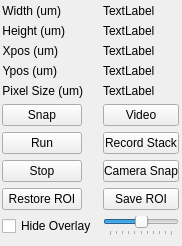
Old version of the form lib/modules/imagerTemplate.ui in the repository acq4/acq4.
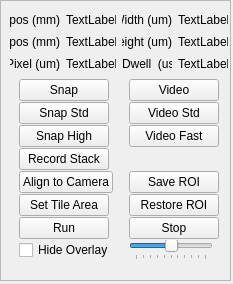
New version of the form.

Commit message: MP285 tiling and imager updates

The edit to the form file:
```diff
--- a/lib/modules/imagerTemplate.ui
+++ b/lib/modules/imagerTemplate.ui
@@ -6,25 +6,102 @@
    <rect>
     <x>0</x>
     <y>0</y>
-    <width>182</width>
-    <height>246</height>
+    <width>233</width>
+    <height>284</height>
    </rect>
   </property>
+  <property name="sizePolicy">
+   <sizepolicy hsizetype="Fixed" vsizetype="Fixed">
+    <horstretch>0</horstretch>
+    <verstretch>0</verstretch>
+   </sizepolicy>
+  </property>
   <property name="windowTitle">
    <string>Form</string>
   </property>
-  <widget class="QWidget" name="layoutWidget">
+  <widget class="QFrame" name="frame">
    <property name="geometry">
     <rect>
-     <x>2</x>
-     <y>4</y>
-     <width>177</width>
-     <height>258</height>
+     <x>0</x>
+     <y>0</y>
+     <width>231</width>
+     <height>281</height>
     </rect>
    </property>
-   <layout class="QFormLayout" name="formLayout">
+   <property name="sizePolicy">
+    <sizepolicy hsizetype="Minimum" vsizetype="Maximum">
+     <horstretch>0</horstretch>
+     <verstretch>0</verstretch>
+    </sizepolicy>
+   </property>
+   <property name="minimumSize">
+    <size>
+     <width>231</width>
+     <height>0</height>
+    </size>
+   </property>
+   <property name="maximumSize">
+    <size>
+     <width>400</width>
+     <height>281</height>
+    </size>
+   </property>
+   <property name="frameShape">
+    <enum>QFrame::StyledPanel</enum>
+   </property>
+   <property name="frameShadow">
+    <enum>QFrame::Raised</enum>
+   </property>
+   <zorder>layoutWidget</zorder>
+   <zorder></zorder>
+  </widget>
+  <widget class="QWidget" name="">
+   <property name="geometry">
+    <rect>
+     <x>10</x>
+     <y>11</y>
+     <width>218</width>
+     <height>255</height>
+    </rect>
+   </property>
+   <layout class="QGridLayout" name="gridLayout">
     <item row="0" column="0">
+     <widget class="QLabel" name="label_6">
+      <property name="sizePolicy">
+       <sizepolicy hsizetype="Fixed" vsizetype="Fixed">
+        <horstretch>0</horstretch>
+        <verstretch>0</verstretch>
+       </sizepolicy>
+      </property>
+      <property name="text">
+       <string>Xpos (mm)</string>
+      </property>
+      <property name="alignment">
+       <set>Qt::AlignRight|Qt::AlignTrailing|Qt::AlignVCenter</set>
+      </property>
+     </widget>
+    </item>
+    <item row="0" column="1">
+     <widget class="QLabel" name="xpos">
+      <property name="sizePolicy">
+       <sizepolicy hsizetype="Fixed" vsizetype="Fixed">
+        <horstretch>0</horstretch>
+        <verstretch>0</verstretch>
+       </sizepolicy>
+      </property>
+      <property name="text">
+       <string>TextLabel</string>
+      </property>
+     </widget>
+    </item>
+    <item row="0" column="2">
      <widget class="QLabel" name="label">
+      <property name="sizePolicy">
+       <sizepolicy hsizetype="Fixed" vsizetype="Fixed">
+        <horstretch>0</horstretch>
+        <verstretch>0</verstretch>
+       </sizepolicy>
+      </property>
       <property name="text">
        <string>Width (um)</string>
       </property>
@@ -33,15 +110,56 @@
       </property>
      </widget>
     </item>
-    <item row="0" column="1">
+    <item row="0" column="3">
      <widget class="QLabel" name="width">
+      <property name="sizePolicy">
+       <sizepolicy hsizetype="Fixed" vsizetype="Fixed">
+        <horstretch>0</horstretch>
+        <verstretch>0</verstretch>
+       </sizepolicy>
+      </property>
       <property name="text">
        <string>TextLabel</string>
       </property>
      </widget>
     </item>
     <item row="1" column="0">
+     <widget class="QLabel" name="label_8">
+      <property name="sizePolicy">
+       <sizepolicy hsizetype="Fixed" vsizetype="Fixed">
+        <horstretch>0</horstretch>
+        <verstretch>0</verstretch>
+       </sizepolicy>
+      </property>
+      <property name="text">
+       <string>Ypos (mm)</string>
+      </property>
+      <property name="alignment">
+       <set>Qt::AlignRight|Qt::AlignTrailing|Qt::AlignVCenter</set>
+      </property>
+     </widget>
+    </item>
+    <item row="1" column="1">
+     <widget class="QLabel" name="ypos">
+      <property name="sizePolicy">
+       <sizepolicy hsizetype="Fixed" vsizetype="Fixed">
+        <horstretch>0</horstretch>
+        <verstretch>0</verstretch>
+       </sizepolicy>
+      </property>
+      <property name="text">
+       <string>TextLabel</string>
+      </property>
+     </widget>
+    </item>
+    <item row="1" column="2">
      <widget class="QLabel" name="label_4">
+      <property name="sizePolicy">
+       <sizepolicy hsizetype="Fixed" vsizetype="Fixed">
+        <horstretch>0</horstretch>
+        <verstretch>0</verstretch>
+       </sizepolicy>
+      </property>
       <property name="text">
        <string>Height (um)</string>
       </property>
@@ -50,161 +168,404 @@
       </property>
      </widget>
     </item>
-    <item row="1" column="1">
+    <item row="1" column="3">
      <widget class="QLabel" name="height">
+      <property name="sizePolicy">
+       <sizepolicy hsizetype="Fixed" vsizetype="Fixed">
+        <horstretch>0</horstretch>
+        <verstretch>0</verstretch>
+       </sizepolicy>
+      </property>
       <property name="text">
        <string>TextLabel</string>
       </property>
      </widget>
     </item>
     <item row="2" column="0">
-     <widget class="QLabel" name="label_6">
-      <property name="text">
-       <string>Xpos (um)</string>
-      </property>
-      <property name="alignment">
-       <set>Qt::AlignRight|Qt::AlignTrailing|Qt::AlignVCenter</set>
-      </property>
-     </widget>
-    </item>
-    <item row="2" column="1">
-     <widget class="QLabel" name="xpos">
-      <property name="text">
-       <string>TextLabel</string>
-      </property>
-     </widget>
-    </item>
-    <item row="3" column="0">
-     <widget class="QLabel" name="label_8">
-      <property name="text">
-       <string>Ypos (um)</string>
-      </property>
-      <property name="alignment">
-       <set>Qt::AlignRight|Qt::AlignTrailing|Qt::AlignVCenter</set>
-      </property>
-     </widget>
-    </item>
-    <item row="3" column="1">
-     <widget class="QLabel" name="ypos">
-      <property name="text">
-       <string>TextLabel</string>
-      </property>
-     </widget>
-    </item>
-    <item row="4" column="0">
      <widget class="QLabel" name="label_11">
+      <property name="sizePolicy">
+       <sizepolicy hsizetype="Fixed" vsizetype="Fixed">
+        <horstretch>0</horstretch>
+        <verstretch>0</verstretch>
+       </sizepolicy>
+      </property>
       <property name="text">
-       <string>Pixel Size (um)</string>
+       <string>Pixel (um)</string>
       </property>
       <property name="alignment">
        <set>Qt::AlignRight|Qt::AlignTrailing|Qt::AlignVCenter</set>
       </property>
      </widget>
     </item>
-    <item row="4" column="1">
+    <item row="2" column="1">
      <widget class="QLabel" name="pixelSize">
+      <property name="sizePolicy">
+       <sizepolicy hsizetype="Fixed" vsizetype="Fixed">
+        <horstretch>0</horstretch>
+        <verstretch>0</verstretch>
+       </sizepolicy>
+      </property>
       <property name="text">
        <string>TextLabel</string>
       </property>
      </widget>
     </item>
-    <item row="5" column="0">
-     <widget class="QPushButton" name="snap_Button">
-      <property name="text">
-       <string>Snap</string>
+    <item row="2" column="2">
+     <widget class="QLabel" name="label_3">
+      <property name="sizePolicy">
+       <sizepolicy hsizetype="Fixed" vsizetype="Fixed">
+        <horstretch>0</horstretch>
+        <verstretch>0</verstretch>
+       </sizepolicy>
       </property>
-     </widget>
-    </item>
-    <item row="5" column="1">
-     <widget class="QPushButton" name="video_button">
       <property name="text">
-       <string>Video</string>
+       <string>Dwell  (us)</string>
       </property>
-      <property name="checkable">
-       <bool>true</bool>
-      </property>
      </widget>
     </item>
-    <item row="6" column="0">
-     <widget class="QPushButton" name="run_Button">
-      <property name="text">
-       <string>Run</string>
+    <item row="2" column="3">
+     <widget class="QLabel" name="dwellTime">
+      <property name="sizePolicy">
+       <sizepolicy hsizetype="Fixed" vsizetype="Fixed">
+        <horstretch>0</horstretch>
+        <verstretch>0</verstretch>
+       </sizepolicy>
       </property>
-     </widget>
-    </item>
-    <item row="6" column="1">
-     <widget class="QPushButton" name="record_button">
       <property name="text">
-       <string>Record Stack</string>
+       <string>TextLabel</string>
       </property>
-      <property name="checkable">
-       <bool>true</bool>
-      </property>
      </widget>
     </item>
-    <item row="7" column="0">
-     <widget class="QPushButton" name="stop_button">
-      <property name="text">
-       <string>Stop</string>
+    <item row="3" column="0" colspan="4">
+     <layout class="QGridLayout" name="gridLayout_2">
+      <property name="verticalSpacing">
+       <number>1</number>
       </property>
-     </widget>
-    </item>
-    <item row="7" column="1">
-     <widget class="QPushButton" name="cameraSnapBtn">
-      <property name="text">
-       <string>Camera Snap</string>
-      </property>
-     </widget>
-    </item>
-    <item row="9" column="0">
-     <widget class="QCheckBox" name="hide_check">
-      <property name="text">
-       <string>Hide Overlay</string>
-      </property>
-     </widget>
-    </item>
-    <item row="9" column="1">
-     <widget class="QSlider" name="alphaSlider">
-      <property name="maximum">
-       <number>100</number>
-      </property>
-      <property name="singleStep">
-       <number>2</number>
-      </property>
-      <property name="value">
-       <number>50</number>
-      </property>
-      <property name="orientation">
-       <enum>Qt::Horizontal</enum>
-      </property>
-      <property name="invertedControls">
-       <bool>true</bool>
-      </property>
-      <property name="tickPosition">
-       <enum>QSlider::TicksBelow</enum>
-      </property>
-     </widget>
-    </item>
-    <item row="10" column="0">
-     <widget class="QLabel" name="label_2">
-      <property name="text">
-       <string/>
-      </property>
-     </widget>
-    </item>
-    <item row="8" column="0">
-     <widget class="QPushButton" name="restoreROI">
-      <property name="text">
-       <string>Restore ROI</string>
-      </property>
-     </widget>
-    </item>
-    <item row="8" column="1">
-     <widget class="QPushButton" name="saveROI">
-      <property name="text">
-       <string>Save ROI</string>
-      </property>
-     </widget>
+      <item row="0" column="0">
+       <widget class="QPushButton" name="snap_Button">
+        <property name="sizePolicy">
+         <sizepolicy hsizetype="Fixed" vsizetype="Fixed">
+          <horstretch>0</horstretch>
+          <verstretch>0</verstretch>
+         </sizepolicy>
+        </property>
+        <property name="minimumSize">
+         <size>
+          <width>90</width>
+          <height>0</height>
+         </size>
+        </property>
+        <property name="layoutDirection">
+         <enum>Qt::LeftToRight</enum>
+        </property>
+        <property name="autoFillBackground">
+         <bool>false</bool>
+        </property>
+        <property name="text">
+         <string>Snap</string>
+        </property>
+       </widget>
+      </item>
+      <item row="0" column="1">
+       <widget class="QPushButton" name="video_button">
+        <property name="sizePolicy">
+         <sizepolicy hsizetype="Fixed" vsizetype="Fixed">
+          <horstretch>0</horstretch>
+          <verstretch>0</verstretch>
+         </sizepolicy>
+        </property>
+        <property name="minimumSize">
+         <size>
+          <width>90</width>
+          <height>0</height>
+         </size>
+        </property>
+        <property name="layoutDirection">
+         <enum>Qt::LeftToRight</enum>
+        </property>
+        <property name="autoFillBackground">
+         <bool>false</bool>
+        </property>
+        <property name="text">
+         <string>Video</string>
+        </property>
+        <property name="checkable">
+         <bool>true</bool>
+        </property>
+       </widget>
+      </item>
+      <item row="1" column="0">
+       <widget class="QPushButton" name="snap_Standard_Button">
+        <property name="sizePolicy">
+         <sizepolicy hsizetype="Fixed" vsizetype="Fixed">
+          <horstretch>0</horstretch>
+          <verstretch>0</verstretch>
+         </sizepolicy>
+        </property>
+        <property name="minimumSize">
+         <size>
+          <width>90</width>
+          <height>0</height>
+         </size>
+        </property>
+        <property name="layoutDirection">
+         <enum>Qt::LeftToRight</enum>
+        </property>
+        <property name="autoFillBackground">
+         <bool>false</bool>
+        </property>
+        <property name="text">
+         <string>Snap Std</string>
+        </property>
+       </widget>
+      </item>
+      <item row="1" column="1">
+       <widget class="QPushButton" name="video_std_button">
+        <property name="sizePolicy">
+         <sizepolicy hsizetype="Fixed" vsizetype="Fixed">
+          <horstretch>0</horstretch>
+          <verstretch>0</verstretch>
+         </sizepolicy>
+        </property>
+        <property name="minimumSize">
+         <size>
+          <width>90</width>
+          <height>0</height>
+         </size>
+        </property>
+        <property name="layoutDirection">
+         <enum>Qt::LeftToRight</enum>
+        </property>
+        <property name="autoFillBackground">
+         <bool>false</bool>
+        </property>
+        <property name="text">
+         <string>Video Std</string>
+        </property>
+        <property name="checkable">
+         <bool>true</bool>
+        </property>
+       </widget>
+      </item>
+      <item row="2" column="0">
+       <widget class="QPushButton" name="snap_High_Button">
+        <property name="sizePolicy">
+         <sizepolicy hsizetype="Fixed" vsizetype="Fixed">
+          <horstretch>0</horstretch>
+          <verstretch>0</verstretch>
+         </sizepolicy>
+        </property>
+        <property name="minimumSize">
+         <size>
+          <width>90</width>
+          <height>0</height>
+         </size>
+        </property>
+        <property name="text">
+         <string>Snap High</string>
+        </property>
+       </widget>
+      </item>
+      <item row="2" column="1">
+       <widget class="QPushButton" name="video_fast_button">
+        <property name="sizePolicy">
+         <sizepolicy hsizetype="Fixed" vsizetype="Fixed">
+          <horstretch>0</horstretch>
+          <verstretch>0</verstretch>
+         </sizepolicy>
+        </property>
+        <property name="minimumSize">
+         <size>
+          <width>90</width>
+          <height>0</height>
+         </size>
+        </property>
+        <property name="text">
+         <string>Video Fast</string>
+        </property>
+        <property name="checkable">
+         <bool>true</bool>
+        </property>
+       </widget>
+      </item>
+      <item row="3" column="0">
+       <widget class="QPushButton" name="record_button">
+        <property name="sizePolicy">
+         <sizepolicy hsizetype="Fixed" vsizetype="Fixed">
+          <horstretch>0</horstretch>
+          <verstretch>0</verstretch>
+         </sizepolicy>
+        </property>
+        <property name="minimumSize">
+         <size>
+          <width>90</width>
+          <height>0</height>
+         </size>
+        </property>
+        <property name="text">
+         <string>Record Stack</string>
+        </property>
+        <property name="checkable">
+         <bool>true</bool>
+        </property>
+       </widget>
+      </item>
+      <item row="4" column="0">
+       <widget class="QPushButton" name="Align_to_Camera">
+        <property name="sizePolicy">
+         <sizepolicy hsizetype="Fixed" vsizetype="Fixed">
+          <horstretch>0</horstretch>
+          <verstretch>0</verstretch>
+         </sizepolicy>
+        </property>
+        <property name="minimumSize">
+         <size>
+          <width>90</width>
+          <height>0</height>
+         </size>
+        </property>
+        <property name="text">
+         <string>Align to Camera</string>
+        </property>
+       </widget>
+      </item>
+      <item row="4" column="1">
+       <widget class="QPushButton" name="saveROI">
+        <property name="sizePolicy">
+         <sizepolicy hsizetype="Fixed" vsizetype="Fixed">
+          <horstretch>0</horstretch>
+          <verstretch>0</verstretch>
+         </sizepolicy>
+        </property>
+        <property name="minimumSize">
+         <size>
+          <width>90</width>
+          <height>0</height>
+         </size>
+        </property>
+        <property name="text">
+         <string>Save ROI</string>
+        </property>
+       </widget>
+      </item>
+      <item row="5" column="0">
+       <widget class="QPushButton" name="set_TilesButton">
+        <property name="sizePolicy">
+         <sizepolicy hsizetype="Fixed" vsizetype="Fixed">
+          <horstretch>0</horstretch>
+          <verstretch>0</verstretch>
+         </sizepolicy>
+        </property>
+        <property name="minimumSize">
+         <size>
+          <width>90</width>
+          <height>0</height>
+         </size>
+        </property>
+        <property name="text">
+         <string>Set Tile Area</string>
+        </property>
+       </widget>
+      </item>
+      <item row="5" column="1">
+       <widget class="QPushButton" name="restoreROI">
+        <property name="sizePolicy">
+         <sizepolicy hsizetype="Fixed" vsizetype="Fixed">
+          <horstretch>0</horstretch>
+          <verstretch>0</verstretch>
+         </sizepolicy>
+        </property>
+        <property name="minimumSize">
+         <size>
+          <width>90</width>
+          <height>0</height>
+         </size>
+        </property>
+        <property name="text">
+         <string>Restore ROI</string>
+        </property>
+       </widget>
+      </item>
+      <item row="6" column="0">
+       <widget class="QPushButton" name="run_button">
+        <property name="sizePolicy">
+         <sizepolicy hsizetype="Fixed" vsizetype="Fixed">
+          <horstretch>0</horstretch>
+          <verstretch>0</verstretch>
+         </sizepolicy>
+        </property>
+        <property name="minimumSize">
+         <size>
+          <width>90</width>
+          <height>0</height>
+         </size>
+        </property>
+        <property name="text">
+         <string>Run</string>
+        </property>
+       </widget>
+      </item>
+      <item row="6" column="1">
+       <widget class="QPushButton" name="stop_button">
+        <property name="sizePolicy">
+         <sizepolicy hsizetype="Fixed" vsizetype="Fixed">
+          <horstretch>0</horstretch>
+          <verstretch>0</verstretch>
+         </sizepolicy>
+        </property>
+        <property name="minimumSize">
+         <size>
+          <width>90</width>
+          <height>0</height>
+         </size>
+        </property>
+        <property name="text">
+         <string>Stop</string>
+        </property>
+       </widget>
+      </item>
+      <item row="7" column="0">
+       <widget class="QCheckBox" name="hide_check">
+        <property name="sizePolicy">
+         <sizepolicy hsizetype="Fixed" vsizetype="Fixed">
+          <horstretch>0</horstretch>
+          <verstretch>0</verstretch>
+         </sizepolicy>
+        </property>
+        <property name="text">
+         <string>Hide Overlay</string>
+        </property>
+       </widget>
+      </item>
+      <item row="7" column="1">
+       <widget class="QSlider" name="alphaSlider">
+        <property name="sizePolicy">
+         <sizepolicy hsizetype="Fixed" vsizetype="Fixed">
+          <horstretch>0</horstretch>
+          <verstretch>0</verstretch>
+         </sizepolicy>
+        </property>
+        <property name="maximum">
+         <number>100</number>
+        </property>
+        <property name="singleStep">
+         <number>2</number>
+        </property>
+        <property name="value">
+         <number>50</number>
+        </property>
+        <property name="orientation">
+         <enum>Qt::Horizontal</enum>
+        </property>
+        <property name="invertedControls">
+         <bool>true</bool>
+        </property>
+        <property name="tickPosition">
+         <enum>QSlider::TicksBelow</enum>
+        </property>
+       </widget>
+      </item>
+     </layout>
     </item>
    </layout>
   </widget>
```
The commit also changes 6 other files.
